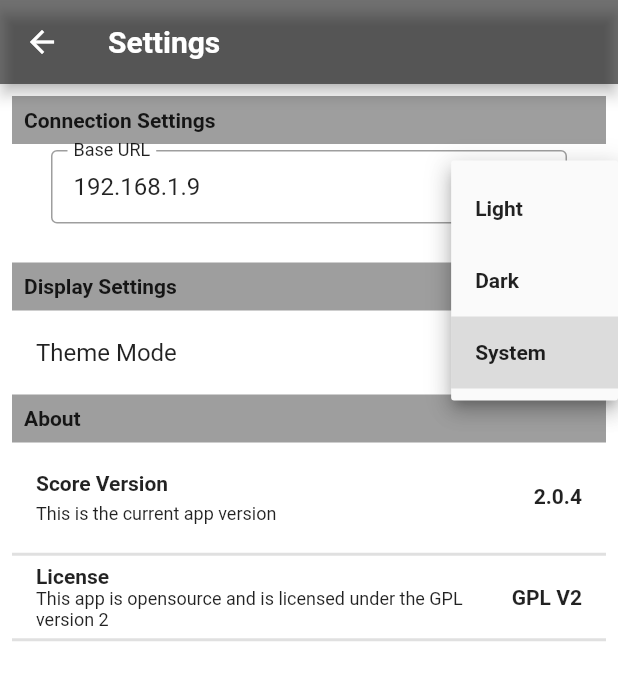
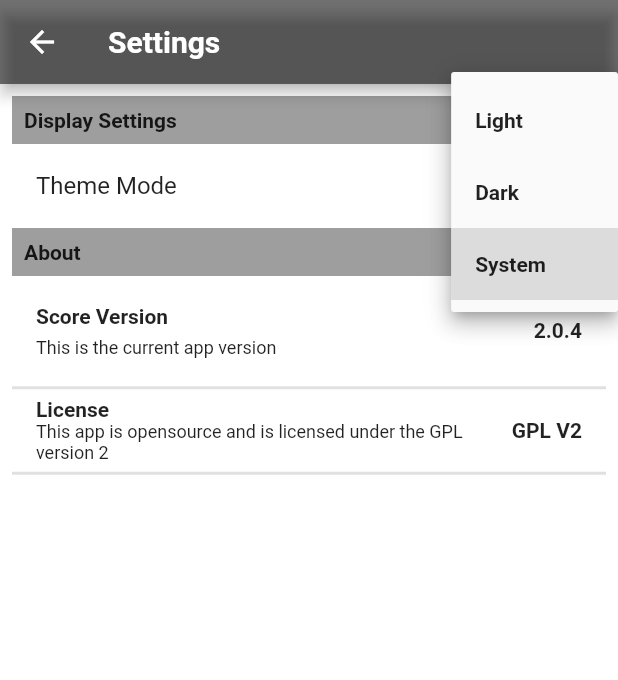
Before and after one commit to outlaws42/score, a Flutter app: the Settings screen opened by its route, after a tap on "System", on a phone screen of 412 x 824 dp. Shown: the top 680 px of the screen. Run offline on Flutter 3.47's test engine with Material 2 defaults, Android fonts, the phone set to English and light mode, and no system bars; our stand-ins replace flutter_colorpicker, flutter_markdown, flutter_riverpod, get, jwt_decoder, material_design_icons_flutter and 5 more; accounts and stored records are empty.

Commit message:
clean up code remove url in settings

```diff
--- a/lib/controllers/game_provider.dart
+++ b/lib/controllers/game_provider.dart
@@ -11,11 +11,9 @@ class GameProvider extends ChangeNotifier {
   }
 
   final String authToken;
-  final String baseUrl;
 
   GameProvider(
     this.authToken,
-    this.baseUrl,
   );
 
   bool isLowScore = false;
--- a/lib/controllers/match_provider.dart
+++ b/lib/controllers/match_provider.dart
@@ -16,11 +16,9 @@ class MatchProvider extends ChangeNotifier {
   }
 
   final String authToken;
-  final String baseUrl;
 
   MatchProvider(
     this.authToken,
-    this.baseUrl,
   );
 
   void changeTileColor({
--- a/lib/controllers/player_provider.dart
+++ b/lib/controllers/player_provider.dart
@@ -18,11 +18,9 @@ class PlayerProvider extends ChangeNotifier {
   }
 
   final String authToken;
-  final String baseUrl;
 
   PlayerProvider(
     this.authToken,
-    this.baseUrl,
   );
 
   void addSelectedPlayer({
--- a/lib/controllers/providers.dart
+++ b/lib/controllers/providers.dart
@@ -1,37 +1,34 @@
 import 'package:flutter_riverpod/flutter_riverpod.dart';
-import 'package:score/views/settings.dart';
+import 'package:score/controllers/settings_provider.dart';
 import './game_provider.dart';
 import './player_provider.dart';
 import './match_provider.dart';
 import './auth_provider.dart';
 
-final authProvider = ChangeNotifierProvider<AuthProvider>((ref) {
-  final _baseUrl = ref.watch(settingsProvider).baseUrl;
-  return AuthProvider(_baseUrl);
-});
+final authProvider = ChangeNotifierProvider<AuthProvider>((ref) => AuthProvider()
+);
+
+final settingsProvider = ChangeNotifierProvider<SettingsProvider>((ref) => SettingsProvider());
 
 //Get access to the state of another provider.
 // Passing the API token from the authProvider to the MatchProvider
 final matchProvider = ChangeNotifierProvider<MatchProvider>((ref) {
-  final _baseUrl = ref.watch(settingsProvider).baseUrl;
   final _token = ref.watch(authProvider).token;
   return MatchProvider(
     _token.toString(),
-    _baseUrl,
   );
 });
 
 final gameProvider = ChangeNotifierProvider<GameProvider>((ref) {
-  final _baseUrl = ref.watch(settingsProvider).baseUrl;
   final _token = ref.watch(authProvider).token;
-  return GameProvider(_token.toString(), _baseUrl.toString());
+  return GameProvider(
+    _token.toString(),
+  );
 });
 
 final playerProvider = ChangeNotifierProvider<PlayerProvider>((ref) {
-  final _baseUrl = ref.watch(settingsProvider).baseUrl;
   final _token = ref.watch(authProvider).token;
   return PlayerProvider(
     _token.toString(),
-    _baseUrl,
   );
 });
--- a/lib/controllers/settings_provider.dart
+++ b/lib/controllers/settings_provider.dart
@@ -1,20 +1,9 @@
-// ignore_for_file: deprecated_member_use
-
 import 'package:flutter/material.dart';
 import 'package:package_info_plus/package_info_plus.dart';
 import 'package:shared_preferences/shared_preferences.dart';
-import '../models/settings_model.dart';
 
 class SettingsProvider extends ChangeNotifier {
-  // late SharedPreferences  prefs;
   String currentTheme = 'system';
-  String baseUrl = '192.168.1.9';
-
-  List<SettingsModel> _settings = [];
-
-  List<SettingsModel> get settings {
-    return [..._settings];
-  }
 
   ThemeMode get themeMode {
     if (currentTheme == 'light'){
@@ -24,10 +13,6 @@ class SettingsProvider extends ChangeNotifier {
     } else {
       return ThemeMode.system;
     }
-  }
-
-  String get urlString {
-    return baseUrl;
   }
 
   Future changeTheme(String theme) async {
@@ -40,40 +25,8 @@ class SettingsProvider extends ChangeNotifier {
   intialize() async {
     SharedPreferences _prefs = await SharedPreferences.getInstance();
     currentTheme = _prefs.getString('theme') ?? 'system';
-    baseUrl = _prefs.getString('url') ?? '192.168.1.9';
     notifyListeners();
   }
-
-
-
-  Future changeUrl(String url) async {
-    SharedPreferences _prefs = await SharedPreferences.getInstance();
-    await _prefs.setString('url', url);
-    baseUrl = url;
-    notifyListeners();
-  }
-
-  getUrl() async {
-    SharedPreferences _prefs = await SharedPreferences.getInstance();
-    baseUrl = _prefs.getString('url') ?? '192.168.1.9';
-    print('baseUrl in getUrl: $baseUrl');
-    notifyListeners();
-  }
-
-  // bool isDarkMode = false;
-
-  // void updateTheme() {
-  //   isDarkMode = !isDarkMode;
-  //   notifyListeners();
-  // }
-
-  // void toggle(_switchStat) {
-  //   print('Switch before it toggles: $_switchStat');
-  //   _switchStat = !_switchStat;
-  //   print('Switch after it toggles: $_switchStat');
-  //   updateDarkMode(_switchStat);
-  // }
-
 
   Future<String> getVersionNumber() async {
     // Gets version from pubspec.yaml requires package_info_plus package
@@ -89,84 +42,4 @@ class SettingsProvider extends ChangeNotifier {
     return appName;
   }
 
-  // Future<void> updateDarkMode(bool switchStat) async {
-  //   SharedPreferences prefs = await SharedPreferences.getInstance();
-  //   print('Switch before save updateSettings: $switchStat');
-  //   await prefs.setBool('darkMode', switchStat);
-  //   _settings[0].isDarkMode = switchStat;
-  //   print('Update Settings');
-  //   notifyListeners();
-  // }
-
-  Future<void> saveSettings(SettingsModel settings) async {
-    SharedPreferences prefs = await SharedPreferences.getInstance();
-
-    await prefs.setString('url', settings.url);
-    await prefs.setBool('darkMode', settings.isDarkMode);
-    final settingsList = [
-      SettingsModel(
-        url: settings.url,
-        isDarkMode: settings.isDarkMode,
-      ),
-    ];
-    _settings = settingsList;
-    print('Saved Settings');
-    notifyListeners();
-  }
-
-  Future<void> getSettings() async {
-    SharedPreferences prefs = await SharedPreferences.getInstance();
-    final url = prefs.getString('url') ?? '';
-    final isDarkMode = prefs.getBool('darkMode') ?? false;
-    final settingsList = [
-      SettingsModel(
-        url: url,
-        isDarkMode: isDarkMode,
-      ),
-    ];
-    _settings = settingsList;
-    print('Load Settings');
-    notifyListeners();
-  }
-  // Future<void> fetchSettings() async {
-  //   final dataList = await DBHelper.getData('setting');
-  //   if (dataList.isNotEmpty)  {
-  //   _settings = dataList
-  //       .map(
-  //         (setting) => SettingsModel(
-  //           id: setting['id'] as int,
-  //           setting: setting['setting'] as String?,
-  //           active: setting['active'] as int?,
-  //         ),
-  //       )
-  //       .toList();
-  //   } else {
-  //     addSettings(0, 'darkMode', 0);
-  //     addSettings(1, 'screenOn', 0);
-  //     addSettings(2, 'buttonFeedback', 0);
-
-  //   }
-  //   notifyListeners();
-  // }
-
-  // Future<void> addSettings(
-  //   int id,
-  //   String settings,
-  //   int active,
-  // ) async {
-  //   final newSetting = SettingsModel(
-  //     id: id,
-  //     setting: settings,
-  //     active: active,
-  //   );
-  //   _settings.add(newSetting);
-  //   notifyListeners();
-  //   DBHelper.insert('setting', {
-  //     'id': newSetting.id,
-  //     'setting': newSetting.setting,
-  //     'active': newSetting.active,
-  //   });
-  //   fetchSettings();
-  // }
-
 }
--- a/lib/main.dart
+++ b/lib/main.dart
@@ -43,10 +43,10 @@ class MyApp extends StatelessWidget {
   Widget build(
     BuildContext context,
   ) {
-    context.read(settingsProvider).getSettings();
     return Consumer(builder: (context, function, _) {
       final _authSwitch = function(authProvider).isAuth;
       function(settingsProvider).intialize(); // itizize the theme
+
 
       return GetMaterialApp(
         title: 'Scoreboard',
--- a/lib/views/settings.dart
+++ b/lib/views/settings.dart
@@ -1,15 +1,12 @@
 import 'package:flutter/material.dart';
 import 'package:flutter_riverpod/flutter_riverpod.dart';
-import 'package:http/http.dart';
-import '../models/settings_model.dart';
-import '../controllers/settings_provider.dart';
+import '../controllers/providers.dart';
 import '../helpers.dart';
 
-final settingsProvider =
-    ChangeNotifierProvider<SettingsProvider>((ref) => SettingsProvider());
 
-final formControllerProvider =
-    StateProvider<TextEditingController>((ref) => TextEditingController());
+
+// final formControllerProvider =
+//     StateProvider<TextEditingController>((ref) => TextEditingController());
 
 class Settings extends StatefulWidget {
   @override
@@ -18,52 +15,9 @@ class Settings extends StatefulWidget {
 
 class _SettingsState extends State<Settings> {
 
-  final _urlController = TextEditingController();
-
-  @override
-  void initState() {
-    super.initState();
-
-    // Start listening to changes.
-    // ignore: unnecessary_statements
-    // context.read(settingsProvider).getUrl();
-    _urlController.text = context.read(settingsProvider).urlString;
-    _urlController.addListener(_printLatestValue);
-  }
-
-  @override
-  void dispose() {
-    // Clean up the controller when the widget is removed from the widget tree.
-    // This also removes the _printLatestValue listener.
-    _urlController.dispose();
-    super.dispose();
-  }
-
-  void _printLatestValue() {
-    print('Second text field: ${_urlController.text}');
-    context.read(settingsProvider).changeUrl(_urlController.text);
-    context.read(settingsProvider).getUrl();
-  }
-
-  void _saveSettings(
-    String url,
-    bool darkMode,
-  ) {
-    final newSettings = SettingsModel(
-      url: url,
-      isDarkMode: darkMode,
-    );
-    context.read(settingsProvider).saveSettings(newSettings);
-  }
-
   @override
   Widget build(BuildContext context) {
-    // String _url = context.read(settingsProvider).settings[0].url.toString();
-    // bool _isDarkMode = context.read(settingsProvider).settings[0].isDarkMode;
-    // print('_isDarkMode at Build: $_isDarkMode');
     final ver = context.read(settingsProvider).getVersionNumber();
-    // final _urlController = TextEditingController(text: _url);
-    //  final _urlController = TextEditingController();
 
     return Scaffold(
       appBar: AppBar(
@@ -89,20 +43,6 @@ class _SettingsState extends State<Settings> {
             padding: const EdgeInsets.all(8.0),
             child: Column(
               children: [
-                // About (Category)
-                PageWidgets.settingsCategoryHeader(
-                  context: context,
-                  sectionTitle: "Connection Settings",
-                ),
-
-                ListTile(
-                    title: FormWidgets.formTextInput(
-                  context: context,
-                  controller: _urlController,
-                  labelText: 'Base URL',
-                  hintText: 'This is the base URL to the API backend',
-                  maxLength: 20,
-                )),
                 PageWidgets.settingsCategoryHeader(
                   context: context,
                   sectionTitle: "Display Settings",
--- a/lib/views/splash_screen.dart
+++ b/lib/views/splash_screen.dart
@@ -11,10 +11,7 @@ class SplashScreen extends StatelessWidget {
             children: [
               Text(
                 'Loading...',
-                style: TextStyle(
-                  color: Colors.black,
-                  fontSize: 25,
-                ),
+                style: Theme.of(context).textTheme.headline5,
               ),
             ],
           ),
```
Also changed, not shown: lib/controllers/auth_provider.dart (+2 -8 lines).
